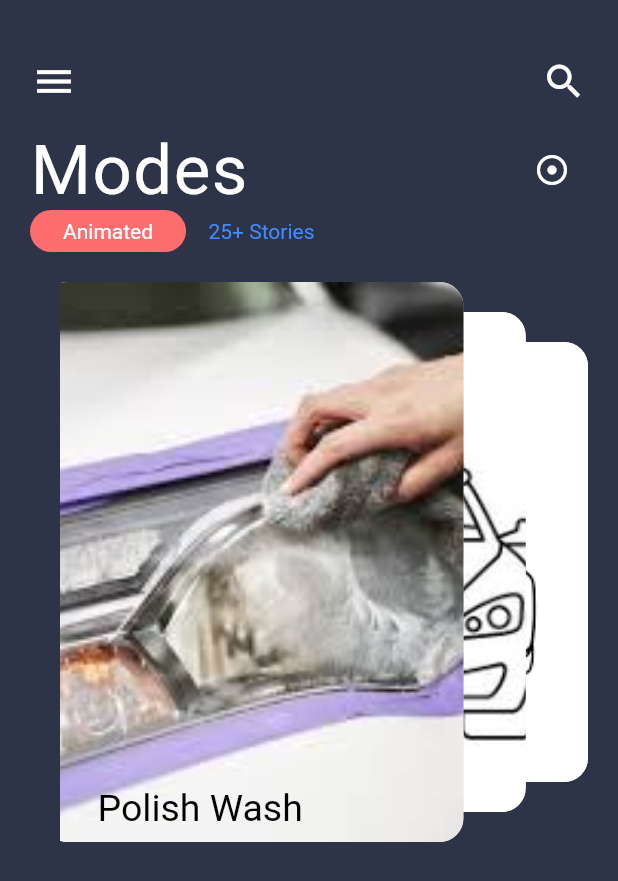
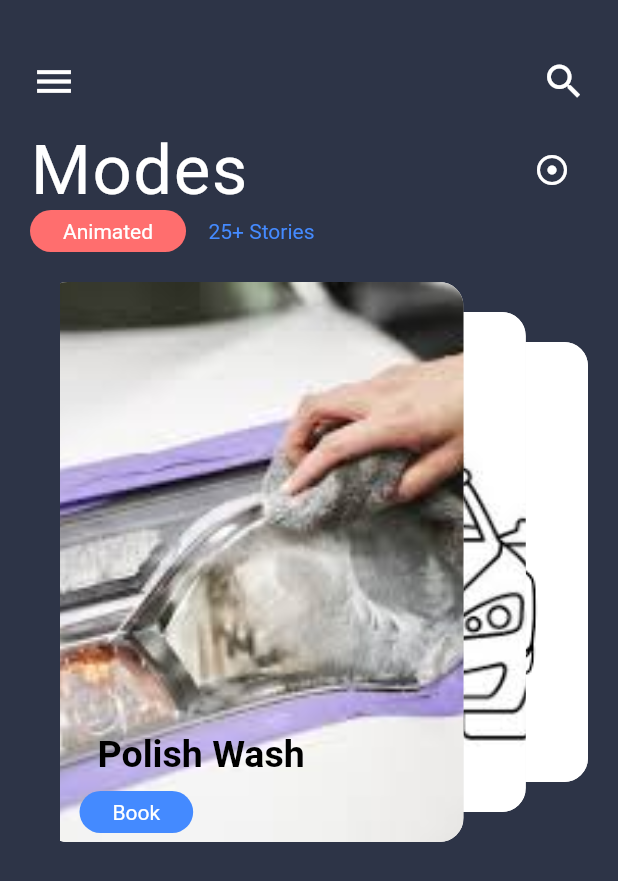
Before and after one commit to Utk42/first_flutter_app, a Flutter app: the screen it shows after launch, on a phone screen of 412 x 824 dp. Shown: the top 881 px of the screen. Run offline on Flutter 3.47's test engine with Material 2 defaults, Android fonts, the phone set to English and light mode, and no system bars.

Commit message:
adding Book
Signed-off-by: Utk42 <utkcrypto@gmail.com>

```diff
--- a/app/lib/main.dart
+++ b/app/lib/main.dart
@@ -224,16 +224,39 @@ class CardScrollWidget extends StatelessWidget {
                               Padding(
                                 padding: EdgeInsets.symmetric(
                                   horizontal: 36.0,
-                                  vertical: 8.0,
                                 ),
                                 child: Text(
                                   title[i],
                                   style: TextStyle(
                                     color: Colors.black,
                                     fontSize: 25.0,
+                                    fontWeight: FontWeight.bold,
                                   ),
                                 ),
-                              )
+                              ),
+                              SizedBox(
+                                height: 10.0,
+                              ),
+                              Padding(
+                                padding: const EdgeInsets.only(
+                                    left: 24.0, bottom: 6.0),
+                                child: Container(
+                                  padding: EdgeInsets.symmetric(
+                                    horizontal: 22.0,
+                                    vertical: 6.0,
+                                  ),
+                                  decoration: BoxDecoration(
+                                    color: Colors.blueAccent,
+                                    borderRadius: BorderRadius.circular(20.0),
+                                  ),
+                                  child: Text(
+                                    "Book",
+                                    style: TextStyle(
+                                      color: Colors.white,
+                                    ),
+                                  ),
+                                ),
+                              ),
                             ],
                           ),
                         ),
```
